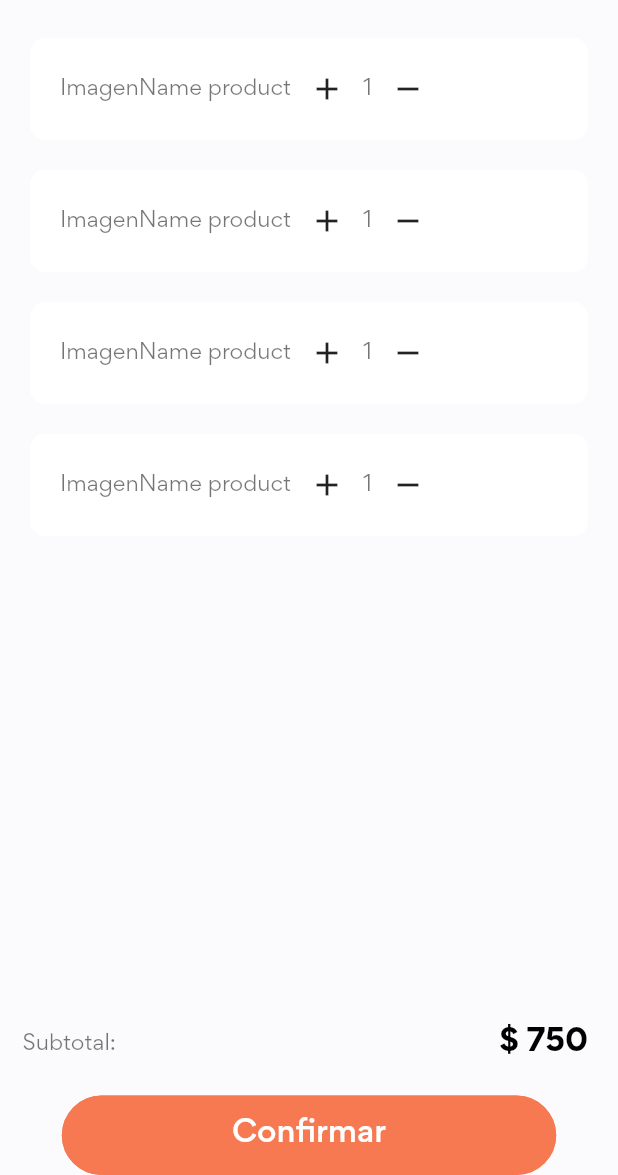
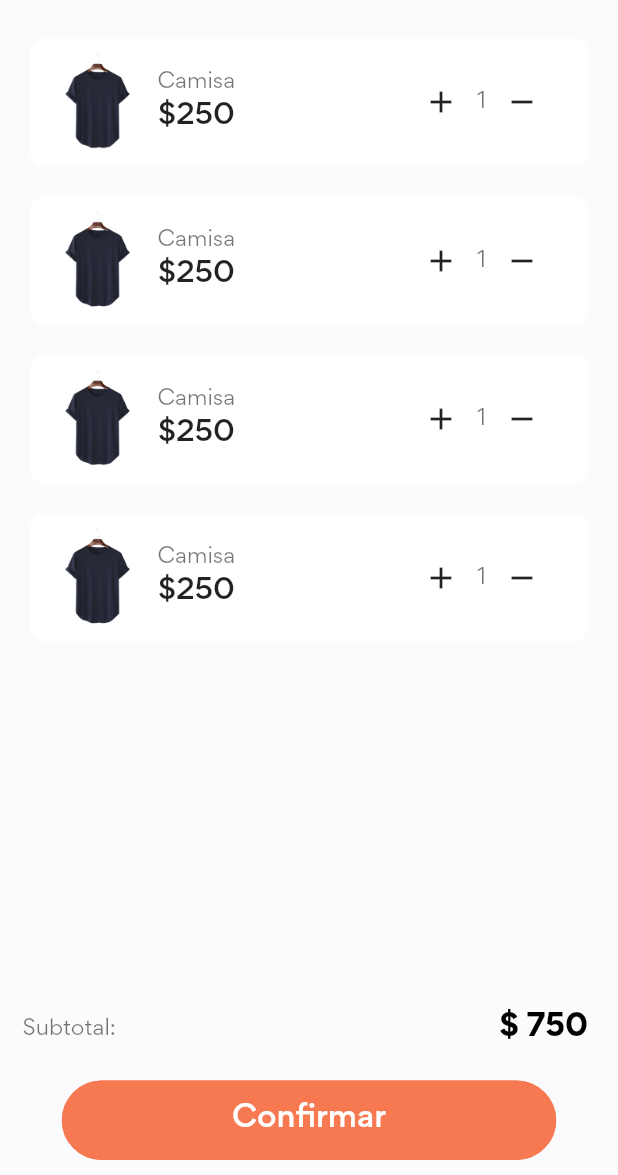
Before and after one commit to stivengm/ShopApp, a Flutter app: the CartView screen opened directly, on a phone screen of 412 x 824 dp, the part 61-1236 px from its top. Run offline on Flutter 3.47's test engine with Material 2 defaults, Android fonts, the phone set to English and light mode, and no system bars; our stand-ins replace bloc, flutter_bloc, flutter_svg, flutter_zoom_drawer.

Commit message:
Ajuste de bugs y y ajuste de Carrito de compras.

```diff
--- a/lib/gui/templates/menu_view.dart
+++ b/lib/gui/templates/menu_view.dart
@@ -46,7 +46,7 @@ class _MenuDrawerZoomViewState extends State<MenuDrawerZoomView> {
       backgroundColor: const Color(0xFF4B5669),
       body: SafeArea(
         child: Container(
-          padding: const EdgeInsets.symmetric(horizontal: 10.0),
+          padding: const EdgeInsets.symmetric(horizontal: 10.0, vertical: 10.0),
           width: size.width * .5,
           child: Column(
             children: [
--- a/lib/gui/views/cart_view/cart_view.dart
+++ b/lib/gui/views/cart_view/cart_view.dart
@@ -4,15 +4,20 @@ import 'package:flutter_zoom_drawer/flutter_zoom_drawer.dart';
 import 'package:shop_app/constants.dart';
 import 'package:shop_app/gui/widgets/primary_button.dart';
 
-class CartView extends StatelessWidget {
+class CartView extends StatefulWidget {
   const CartView({ Key? key }) : super(key: key);
 
+  @override
+  State<CartView> createState() => _CartViewState();
+}
 
+class _CartViewState extends State<CartView> {
   @override
   Widget build(BuildContext context) {
     Size size = MediaQuery.of(context).size;
     return Container(
       color: bgColor,
+      padding: const EdgeInsets.only(bottom: 10.0),
       child: SafeArea(
         top: false,
         child: Scaffold(
@@ -70,11 +75,21 @@ class CartView extends StatelessWidget {
       margin: const EdgeInsets.symmetric(horizontal: 20.0, vertical: 10.0),
       child: Row(
         children: [
-          const Text('Imagen'),
+          Container(
+            width: 50.0,
+            margin: const EdgeInsets.only(right: 15.0),
+            child: Image.asset('assets/product_1.png'),
+          ),
           Expanded(
             child: Row(
+              mainAxisAlignment: MainAxisAlignment.spaceBetween,
               children: [
-                const Text('Name product'),
+                Column(
+                  children: [
+                    const Text('Camisa'),
+                    Text('\$250', style: Theme.of(context).textTheme.headline6!.copyWith(fontSize: 19.0),)
+                  ],
+                ),
                 _actions()
               ],
             ),
@@ -103,5 +118,4 @@ class CartView extends StatelessWidget {
       ],
     );
   }
-
 }
--- a/pubspec.yaml
+++ b/pubspec.yaml
@@ -35,6 +35,7 @@ flutter:
   # To add assets to your application, add an assets section, like this:
   assets:
     - assets/icons/
+    - assets/
   #   - images/a_dot_ham.jpeg
 
   # An image asset can refer to one or more resolution-specific "variants", see
```
Also changed, not shown: assets/product_1.png (added).
